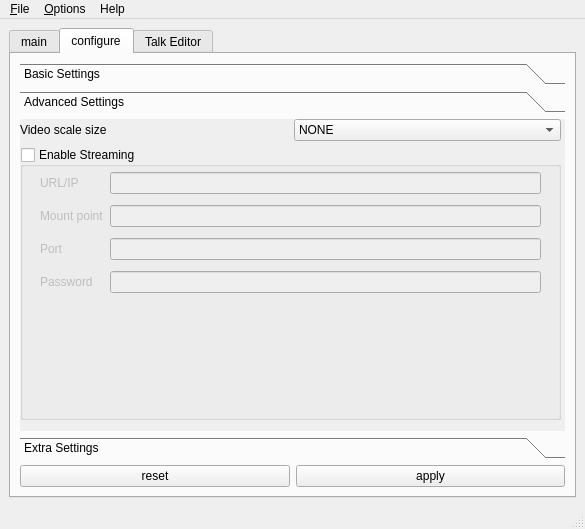
Above: src/freeseer/frontend/default/forms/freeseer_ui_qt.ui from surashid/freeseer before the change. Below: the same form after it.
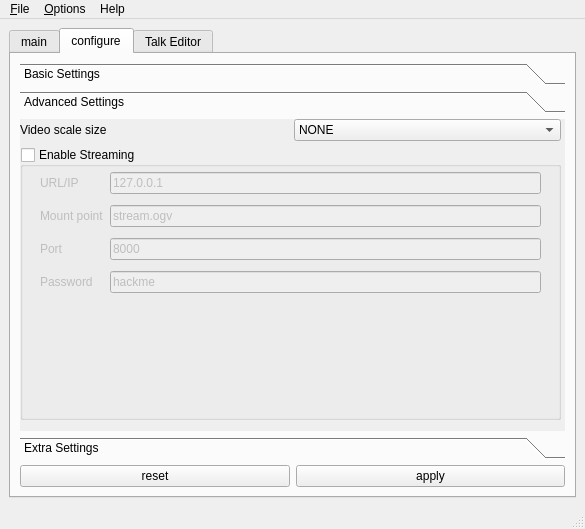
That is the form after the change. The open tabs and pages were chosen to show the change. Icons and pictures are not drawn.

Diff of the .ui file:
```diff
--- a/src/freeseer/frontend/default/forms/freeseer_ui_qt.ui
+++ b/src/freeseer/frontend/default/forms/freeseer_ui_qt.ui
@@ -581,13 +581,25 @@
                     </widget>
                    </item>
                    <item row="1" column="1">
-                    <widget class="QLineEdit" name="urlEdit"/>
+                    <widget class="QLineEdit" name="urlEdit">
+                     <property name="text">
+                      <string>127.0.0.1</string>
+                     </property>
+                    </widget>
                    </item>
                    <item row="2" column="1">
-                    <widget class="QLineEdit" name="mountEdit"/>
+                    <widget class="QLineEdit" name="mountEdit">
+                     <property name="text">
+                      <string>stream.ogv</string>
+                     </property>
+                    </widget>
                    </item>
                    <item row="3" column="1">
-                    <widget class="QLineEdit" name="portEdit"/>
+                    <widget class="QLineEdit" name="portEdit">
+                     <property name="text">
+                      <string>8000</string>
+                     </property>
+                    </widget>
                    </item>
                    <item row="4" column="0">
                     <widget class="QLabel" name="passwordLabel">
@@ -600,7 +612,11 @@
                     </widget>
                    </item>
                    <item row="4" column="1">
-                    <widget class="QLineEdit" name="passwordEdit"/>
+                    <widget class="QLineEdit" name="passwordEdit">
+                     <property name="text">
+                      <string>hackme</string>
+                     </property>
+                    </widget>
                    </item>
                   </layout>
                  </widget>
```
Left out of the diff: 9 changed lines with no effect on the pictures.
